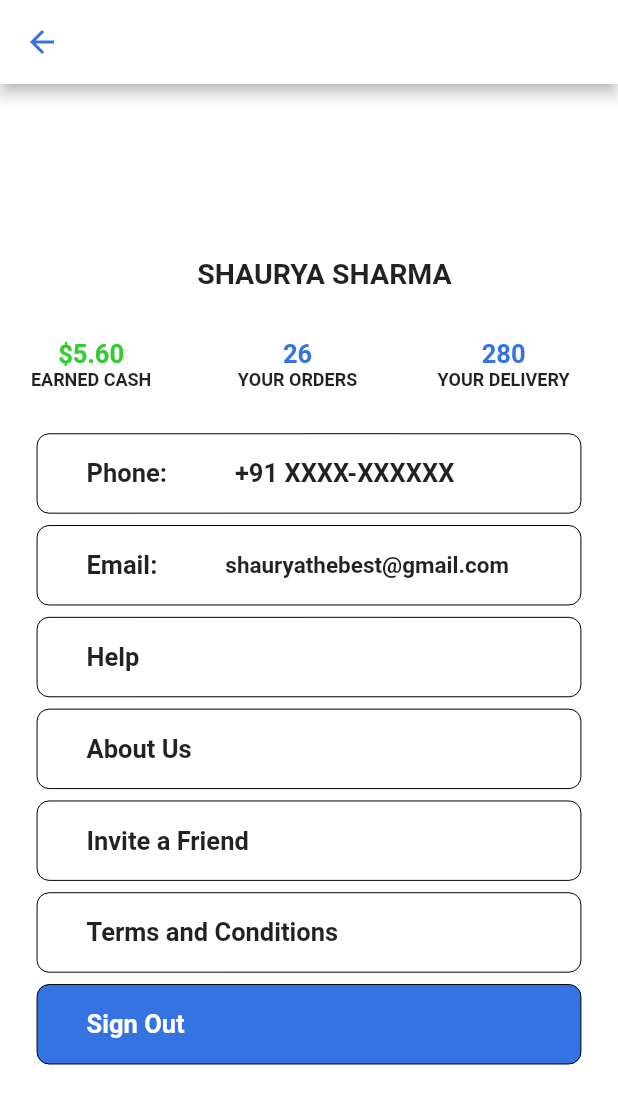
After one commit to SinjinxJohn/Expresso, a Flutter app: the Profile screen opened by its route, on a phone screen of 412 x 824 dp. The commit adds this screen. Shown: the top 1104 px of the screen. Run offline on Flutter 3.47's test engine with Material 2 defaults, Android fonts, the phone set to English and light mode, and no system bars; our stand-ins replace smooth_page_indicator.

Commit message:
created profile page

```diff
--- a/expresso/lib/config/palette.dart
+++ b/expresso/lib/config/palette.dart
@@ -3,3 +3,4 @@ const kTextColor =Color.fromRGBO(1, 0, 0, 0);
 const kPrimaryColor = Color.fromRGBO(54, 115, 226, 1);
 const ktexfieldColor = Color.fromRGBO(255, 255, 255, 1);
 const kButtonTextColor = Color.fromRGBO(255, 255, 255, 1);
+const kPriceColor=Color.fromRGBO(51, 204, 51, 1);
--- a/expresso/lib/homescreens/homepage.dart
+++ b/expresso/lib/homescreens/homepage.dart
@@ -24,12 +24,18 @@ class _HomePageState extends State<HomePage> {
           actions: [
             Padding(
               padding:  const EdgeInsets.only(right:7),
+              child: GestureDetector(
+                onTap: (){
+                  Navigator.pushNamed(context, '/profile');
+
+                },
                 child: Image.asset(
 
                             "assets/account.png",
                             height: 33.67,
                             width: 33.67,
                             color: kPrimaryColor,
+                          ),
               ),
             )
           ],
--- /dev/null
+++ b/expresso/lib/homescreens/profile.dart
@@ -0,0 +1,219 @@
+import 'package:expresso/config/palette.dart';
+import 'package:flutter/material.dart';
+
+class Profile extends StatefulWidget {
+  const Profile({super.key});
+
+  @override
+  State<Profile> createState() => _ProfileState();
+}
+
+class _ProfileState extends State<Profile> {
+  @override
+  Widget build(BuildContext context) {
+    double screenHeight = MediaQuery.of(context).size.height;
+    double screenWidth = MediaQuery.of(context).size.width;
+    return SafeArea(
+      child: Scaffold(appBar: AppBar(
+        iconTheme: const IconThemeData(
+          color: kPrimaryColor
+        ),
+        backgroundColor: Colors.white,
+      ),
+        body: Padding(
+          padding:  EdgeInsets.only(left:screenWidth*0.05,top: screenHeight*0.14),
+          child: Column(
+            // mainAxisAlignment: MainAxisAlignment.center,
+            // crossAxisAlignment: CrossAxisAlignment.center,
+            children: [
+              Padding(
+                padding:  EdgeInsets.only(bottom:screenHeight*0.04),
+                child: const Text("SHAURYA SHARMA",style: TextStyle(fontWeight: FontWeight.w700,fontSize: 19),),
+              ),
+              Row(
+                children: [
+                  Column(
+                    children: const [
+                      Text("\$5.60",style: TextStyle(fontWeight: FontWeight.w700,fontSize: 17,color:kPriceColor )),
+                      Text("EARNED CASH",style: TextStyle(fontSize: 12,fontWeight: FontWeight.w700),)
+                    ],
+                  ),
+                  Padding(
+                    padding: EdgeInsets.only(left:screenWidth*0.14),
+                    child: Column(
+                      children: const [
+                        Text("26",style: TextStyle(fontWeight: FontWeight.w700,fontSize: 17,color:kPrimaryColor )),
+                        Text("YOUR ORDERS",style: TextStyle(fontSize: 12,fontWeight: FontWeight.w700),)
+                      ],
+                    ),
+                  ),
+                  Padding(
+                    padding: EdgeInsets.only(left:screenWidth*0.13),
+                    child: Column(
+                      children: const [
+                        Text("280",style: TextStyle(fontWeight: FontWeight.w700,fontSize: 17,color:kPrimaryColor )),
+                        Text("YOUR DELIVERY",style: TextStyle(fontSize: 12,fontWeight: FontWeight.w700),)
+                      ],
+                    ),
+                  ),
+
+                ],
+              ),
+              Padding(
+                padding:  EdgeInsets.only(top:screenHeight*0.035,right:screenWidth*0.06,left: screenWidth*0.01,),
+                child: Container(
+                  decoration: BoxDecoration(
+                    borderRadius: BorderRadius.circular(8),
+                    border: Border.all(color: Colors.black,width: 0)
+                  ),
+                  child: Padding(
+                    padding:  EdgeInsets.only(top: screenHeight*0.02,bottom:screenHeight*0.02,left: screenWidth*0.08 ),
+                    child: Row(
+                      children: [
+                        const Text("Phone:",style: TextStyle(fontSize: 17,fontWeight: FontWeight.w700),),
+                        Padding(
+                          padding: EdgeInsets.only(left:screenWidth*0.11),
+                          child: const Text("+91 XXXX-XXXXXX",style: TextStyle(fontSize: 17,fontWeight: FontWeight.w700),),
+                        )
+                      ],
+                    ),
+                  ),
+                ),
+              ),
+               Padding(
+                padding:  EdgeInsets.only(top:screenHeight*0.01,right:screenWidth*0.06,left: screenWidth*0.01 ),
+                child: Container(
+                  decoration: BoxDecoration(
+                    borderRadius: BorderRadius.circular(8),
+                    border: Border.all(color: Colors.black,width: 0)
+                  ),
+                  child: Padding(
+                    padding:  EdgeInsets.only(top: screenHeight*0.02,bottom:screenHeight*0.02,left: screenWidth*0.08 ),
+                    child: Row(
+                      children: [
+                        const Text("Email:",style: TextStyle(fontSize: 17,fontWeight: FontWeight.w700),),
+                        Padding(
+                          padding: EdgeInsets.only(left:screenWidth*0.11),
+                          child: const Text("shauryathebest@gmail.com",style: TextStyle(fontSize: 15,fontWeight: FontWeight.w700),),
+                        )
+                      ],
+                    ),
+                  ),
+                ),
+              ),
+              Padding(
+                padding:  EdgeInsets.only(top:screenHeight*0.01,right:screenWidth*0.06,left: screenWidth*0.01 ),
+                child: Container(
+                  decoration: BoxDecoration(
+                    borderRadius: BorderRadius.circular(8),
+                    border: Border.all(color: Colors.black,width: 0)
+                  ),
+                  child: Padding(
+                    padding:  EdgeInsets.only(top: screenHeight*0.02,bottom:screenHeight*0.02,left: screenWidth*0.08 ),
+                    child: Row(
+                      children: const [
+                        Text("Help",style: TextStyle(fontSize: 17,fontWeight: FontWeight.w700),),
+                        // Padding(
+                        //   padding: EdgeInsets.only(left:screenWidth*0.11),
+                        //   child: Text("shauryathebest@gmail.com",style: TextStyle(fontSize: 15,fontWeight: FontWeight.w700),),
+                        // )
+                      ],
+                    ),
+                  ),
+                ),
+              ),
+              Padding(
+                padding:  EdgeInsets.only(top:screenHeight*0.01,right:screenWidth*0.06,left: screenWidth*0.01 ),
+                child: Container(
+                  decoration: BoxDecoration(
+                    borderRadius: BorderRadius.circular(8),
+                    border: Border.all(color: Colors.black,width: 0)
+                  ),
+                  child: Padding(
+                    padding:  EdgeInsets.only(top: screenHeight*0.02,bottom:screenHeight*0.02,left: screenWidth*0.08 ),
+                    child: Row(
+                      children: const [
+                        Text("About Us",style: TextStyle(fontSize: 17,fontWeight: FontWeight.w700),),
+                        // Padding(
+                        //   padding: EdgeInsets.only(left:screenWidth*0.11),
+                        //   child: Text("shauryathebest@gmail.com",style: TextStyle(fontSize: 15,fontWeight: FontWeight.w700),),
+                        // )
+                      ],
+                    ),
+                  ),
+                ),
+              ),
+              Padding(
+                padding:  EdgeInsets.only(top:screenHeight*0.01,right:screenWidth*0.06,left: screenWidth*0.01 ),
+                child: Container(
+                  decoration: BoxDecoration(
+                    borderRadius: BorderRadius.circular(8),
+                    border: Border.all(color: Colors.black,width: 0)
+                  ),
+                  child: Padding(
+                    padding:  EdgeInsets.only(top: screenHeight*0.02,bottom:screenHeight*0.02,left: screenWidth*0.08 ),
+                    child: Row(
+                      children: const [
+                        Text("Invite a Friend",style: TextStyle(fontSize: 17,fontWeight: FontWeight.w700),),
+                        // Padding(
+                        //   padding: EdgeInsets.only(left:screenWidth*0.11),
+                        //   child: Text("shauryathebest@gmail.com",style: TextStyle(fontSize: 15,fontWeight: FontWeight.w700),),
+                        // )
+                      ],
+                    ),
+                  ),
+                ),
+              ),
+              Padding(
+                padding:  EdgeInsets.only(top:screenHeight*0.01,right:screenWidth*0.06,left: screenWidth*0.01 ),
+                child: Container(
+                  decoration: BoxDecoration(
+                    borderRadius: BorderRadius.circular(8),
+                    border: Border.all(color: Colors.black,width: 0)
+                  ),
+                  child: Padding(
+                    padding:  EdgeInsets.only(top: screenHeight*0.02,bottom:screenHeight*0.02,left: screenWidth*0.08 ),
+                    child: Row(
+                      children: const [
+                        Text("Terms and Conditions",style: TextStyle(fontSize: 17,fontWeight: FontWeight.w700),),
+                        // Padding(
+                        //   padding: EdgeInsets.only(left:screenWidth*0.11),
+                        //   child: Text("shauryathebest@gmail.com",style: TextStyle(fontSize: 15,fontWeight: FontWeight.w700),),
+                        // )
+                      ],
+                    ),
+                  ),
+                ),
+              ),
+              Padding(
+                padding:  EdgeInsets.only(top:screenHeight*0.01,right:screenWidth*0.06,left: screenWidth*0.01 ),
+                child: Container(
+                  decoration: BoxDecoration(
+                    color: kPrimaryColor,
+                    borderRadius: BorderRadius.circular(8),
+                    border: Border.all(color: Colors.black,width: 0)
+                  ),
+                  child: Padding(
+                    padding:  EdgeInsets.only(top: screenHeight*0.02,bottom:screenHeight*0.02,left: screenWidth*0.08 ),
+                    child: Row(
+                      children: const [
+                        Text("Sign Out",style: TextStyle(fontSize: 17,fontWeight: FontWeight.w700,color: Colors.white),),
+                        // Padding(
+                        //   padding: EdgeInsets.only(left:screenWidth*0.11),
+                        //   child: Text("shauryathebest@gmail.com",style: TextStyle(fontSize: 15,fontWeight: FontWeight.w700),),
+                        // )
+                      ],
+                    ),
+                  ),
+                ),
+              ),
+
+
+            ],
+          ),
+        ),
+
+      ),
+    );
+  }
+}
--- a/expresso/lib/main.dart
+++ b/expresso/lib/main.dart
@@ -2,6 +2,7 @@ import 'package:expresso/details_reg.dart';
 import 'package:expresso/dob.dart';
 import 'package:expresso/finallogin.dart';
 import 'package:expresso/homescreens/homepage.dart';
+import 'package:expresso/homescreens/profile.dart';
 import 'package:expresso/loginPage.dart';
 import 'package:expresso/pageview.dart';
 import 'package:expresso/register.dart';
@@ -29,7 +30,8 @@ class MyApp extends StatelessWidget {
         '/dob':(context)=>const DOB(),
         '/finallog':(context)=>const FinalLog(),
         '/pageview':(context)=>const Pageview(),
-        '/homepage':(context)=>const HomePage()
+        '/homepage':(context)=>const HomePage(),
+        '/profile':(context) => const Profile()
       },
 
 
```
Lines whose indentation alone changed are shown as unchanged.
